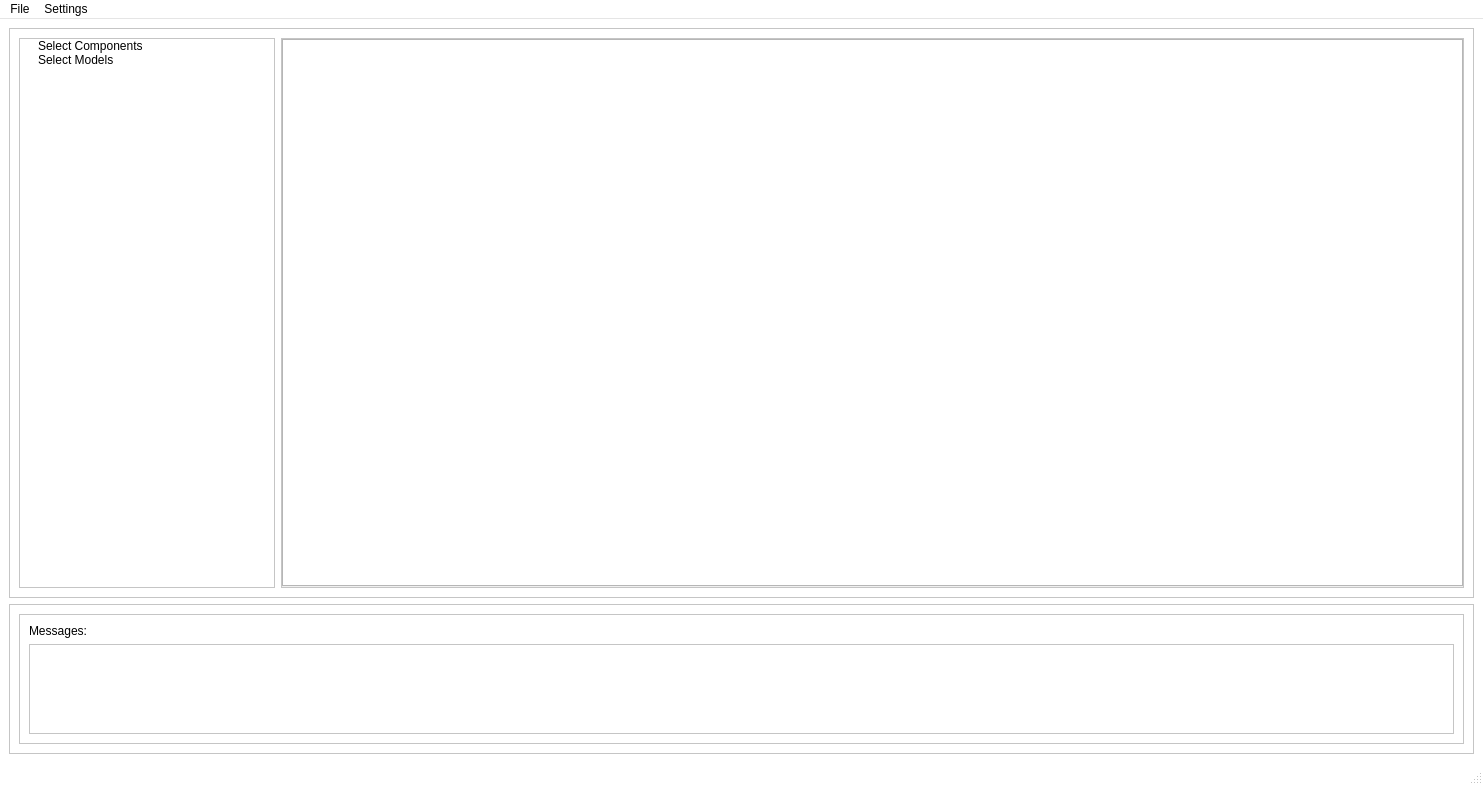
The window that addon/pycThermopack/gui/layouts/main_layout.ui (thermotools/thermopack) describes before a commit, drawn with Qt 5.
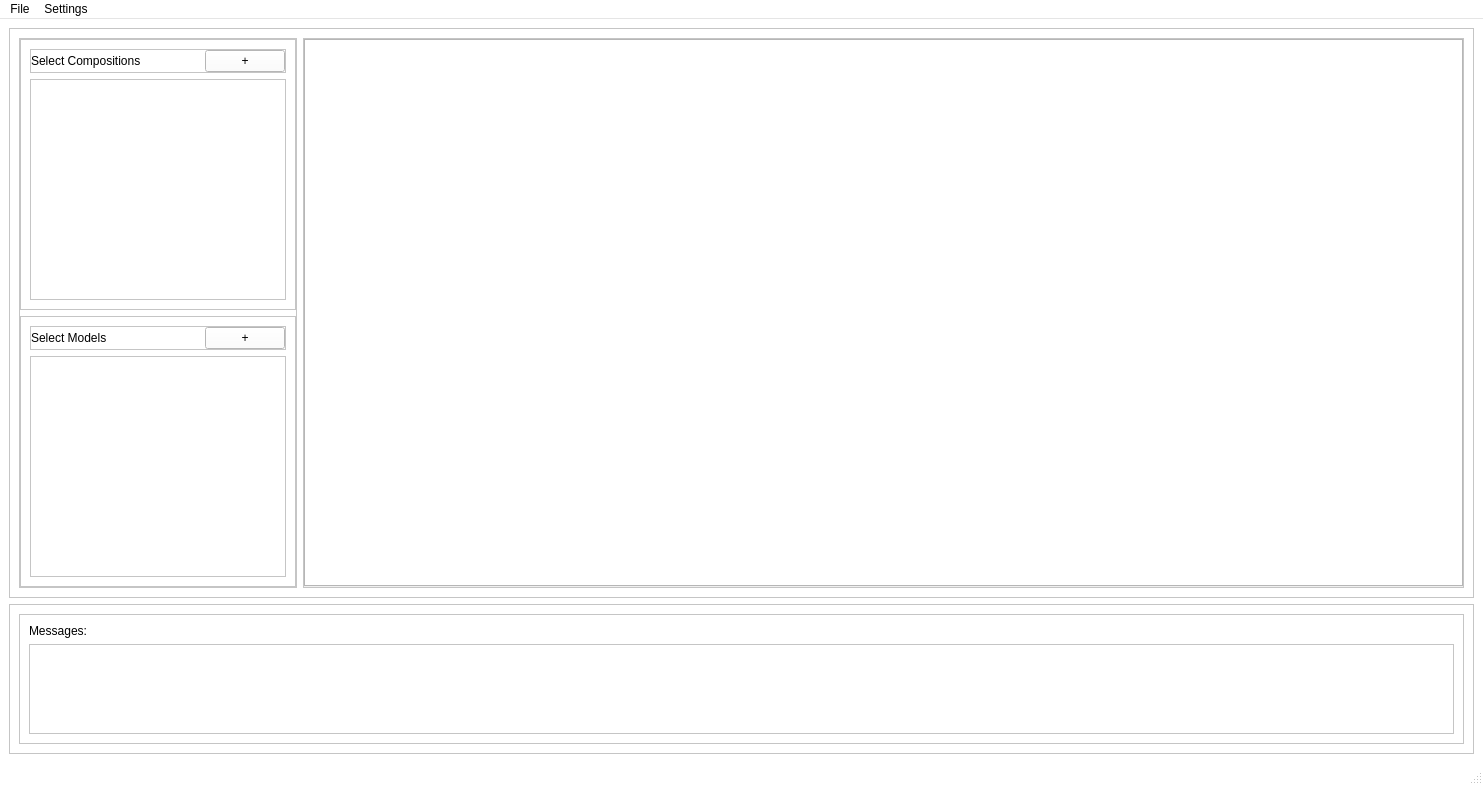
The same window after the commit.

Commit message: Change main menu selection structure and design

Patch:
```diff
--- a/addon/pycThermopack/gui/layouts/main_layout.ui
+++ b/addon/pycThermopack/gui/layouts/main_layout.ui
@@ -485,55 +485,209 @@
       </property>
       <layout class="QHBoxLayout" name="horizontalLayout">
        <item>
-        <widget class="QTreeWidget" name="tree_menu">
-         <property name="sizePolicy">
-          <sizepolicy hsizetype="Preferred" vsizetype="Preferred">
-           <horstretch>0</horstretch>
-           <verstretch>0</verstretch>
-          </sizepolicy>
+        <widget class="QFrame" name="frame">
+         <property name="frameShape">
+          <enum>QFrame::StyledPanel</enum>
          </property>
-         <property name="editTriggers">
-          <set>QAbstractItemView::NoEditTriggers</set>
+         <property name="frameShadow">
+          <enum>QFrame::Raised</enum>
          </property>
-         <property name="showDropIndicator" stdset="0">
-          <bool>true</bool>
-         </property>
-         <property name="alternatingRowColors">
-          <bool>false</bool>
-         </property>
-         <property name="autoExpandDelay">
-          <number>-1</number>
-         </property>
-         <property name="indentation">
-          <number>15</number>
-         </property>
-         <property name="itemsExpandable">
-          <bool>true</bool>
-         </property>
-         <property name="animated">
-          <bool>true</bool>
-         </property>
-         <property name="expandsOnDoubleClick">
-          <bool>false</bool>
-         </property>
-         <attribute name="headerVisible">
-          <bool>false</bool>
-         </attribute>
-         <column>
-          <property name="text">
-           <string>1</string>
+         <layout class="QVBoxLayout" name="verticalLayout">
+          <property name="leftMargin">
+           <number>0</number>
           </property>
-         </column>
-         <item>
-          <property name="text">
-           <string>Select Components</string>
+          <property name="topMargin">
+           <number>0</number>
           </property>
-         </item>
-         <item>
-          <property name="text">
-           <string>Select Models</string>
+          <property name="rightMargin">
+           <number>0</number>
           </property>
-         </item>
+          <property name="bottomMargin">
+           <number>0</number>
+          </property>
+          <item>
+           <widget class="QFrame" name="frame_5">
+            <property name="sizePolicy">
+             <sizepolicy hsizetype="Maximum" vsizetype="Preferred">
+              <horstretch>0</horstretch>
+              <verstretch>0</verstretch>
+             </sizepolicy>
+            </property>
+            <property name="frameShape">
+             <enum>QFrame::StyledPanel</enum>
+            </property>
+            <property name="frameShadow">
+             <enum>QFrame::Raised</enum>
+            </property>
+            <layout class="QVBoxLayout" name="verticalLayout_3">
+             <item>
+              <widget class="QFrame" name="frame_8">
+               <property name="sizePolicy">
+                <sizepolicy hsizetype="Preferred" vsizetype="Maximum">
+                 <horstretch>0</horstretch>
+                 <verstretch>0</verstretch>
+                </sizepolicy>
+               </property>
+               <property name="frameShape">
+                <enum>QFrame::StyledPanel</enum>
+               </property>
+               <property name="frameShadow">
+                <enum>QFrame::Raised</enum>
+               </property>
+               <layout class="QHBoxLayout" name="horizontalLayout_2">
+                <property name="leftMargin">
+                 <number>0</number>
+                </property>
+                <property name="topMargin">
+                 <number>0</number>
+                </property>
+                <property name="rightMargin">
+                 <number>0</number>
+                </property>
+                <property name="bottomMargin">
+                 <number>0</number>
+                </property>
+                <item>
+                 <widget class="QLabel" name="label_3">
+                  <property name="text">
+                   <string>Select Compositions</string>
+                  </property>
+                 </widget>
+                </item>
+                <item>
+                 <spacer name="horizontalSpacer">
+                  <property name="orientation">
+                   <enum>Qt::Horizontal</enum>
+                  </property>
+                  <property name="sizeHint" stdset="0">
+                   <size>
+                    <width>40</width>
+                    <height>20</height>
+                   </size>
+                  </property>
+                 </spacer>
+                </item>
+                <item>
+                 <widget class="QPushButton" name="new_composition_btn">
+                  <property name="sizePolicy">
+                   <sizepolicy hsizetype="Maximum" vsizetype="Fixed">
+                    <horstretch>0</horstretch>
+                    <verstretch>0</verstretch>
+                   </sizepolicy>
+                  </property>
+                  <property name="text">
+                   <string>+</string>
+                  </property>
+                 </widget>
+                </item>
+               </layout>
+              </widget>
+             </item>
+             <item>
+              <widget class="QListWidget" name="compositions_list">
+               <property name="sizePolicy">
+                <sizepolicy hsizetype="Preferred" vsizetype="Preferred">
+                 <horstretch>0</horstretch>
+                 <verstretch>0</verstretch>
+                </sizepolicy>
+               </property>
+              </widget>
+             </item>
+            </layout>
+           </widget>
+          </item>
+          <item>
+           <widget class="QFrame" name="frame_6">
+            <property name="sizePolicy">
+             <sizepolicy hsizetype="Maximum" vsizetype="Preferred">
+              <horstretch>0</horstretch>
+              <verstretch>0</verstretch>
+             </sizepolicy>
+            </property>
+            <property name="frameShape">
+             <enum>QFrame::StyledPanel</enum>
+            </property>
+            <property name="frameShadow">
+             <enum>QFrame::Raised</enum>
+            </property>
+            <layout class="QVBoxLayout" name="verticalLayout_5">
+             <item>
+              <widget class="QFrame" name="frame_9">
+               <property name="sizePolicy">
+                <sizepolicy hsizetype="Preferred" vsizetype="Maximum">
+                 <horstretch>0</horstretch>
+                 <verstretch>0</verstretch>
+                </sizepolicy>
+               </property>
+               <property name="frameShape">
+                <enum>QFrame::StyledPanel</enum>
+               </property>
+               <property name="frameShadow">
+                <enum>QFrame::Raised</enum>
+               </property>
+               <layout class="QHBoxLayout" name="horizontalLayout_4">
+                <property name="leftMargin">
+                 <number>0</number>
+                </property>
+                <property name="topMargin">
+                 <number>0</number>
+                </property>
+                <property name="rightMargin">
+                 <number>0</number>
+                </property>
+                <property name="bottomMargin">
+                 <number>0</number>
+                </property>
+                <item>
+                 <widget class="QLabel" name="label_4">
+                  <property name="text">
+                   <string>Select Models</string>
+                  </property>
+                 </widget>
+                </item>
+                <item>
+                 <spacer name="horizontalSpacer_2">
+                  <property name="orientation">
+                   <enum>Qt::Horizontal</enum>
+                  </property>
+                  <property name="sizeHint" stdset="0">
+                   <size>
+                    <width>40</width>
+                    <height>20</height>
+                   </size>
+                  </property>
+                 </spacer>
+                </item>
+                <item>
+                 <widget class="QPushButton" name="new_model_btn">
+                  <property name="sizePolicy">
+                   <sizepolicy hsizetype="Maximum" vsizetype="Fixed">
+                    <horstretch>0</horstretch>
+                    <verstretch>0</verstretch>
+                   </sizepolicy>
+                  </property>
+                  <property name="text">
+                   <string>+</string>
+                  </property>
+                 </widget>
+                </item>
+               </layout>
+              </widget>
+             </item>
+             <item>
+              <widget class="QListWidget" name="models_list">
+               <property name="sizePolicy">
+                <sizepolicy hsizetype="Preferred" vsizetype="Preferred">
+                 <horstretch>0</horstretch>
+                 <verstretch>0</verstretch>
+                </sizepolicy>
+               </property>
+              </widget>
+             </item>
+            </layout>
+           </widget>
+          </item>
+         </layout>
         </widget>
        </item>
        <item>
```
Left out of the diff: 2 changed lines with no effect on the pictures. The commit also changes 3 other files.
